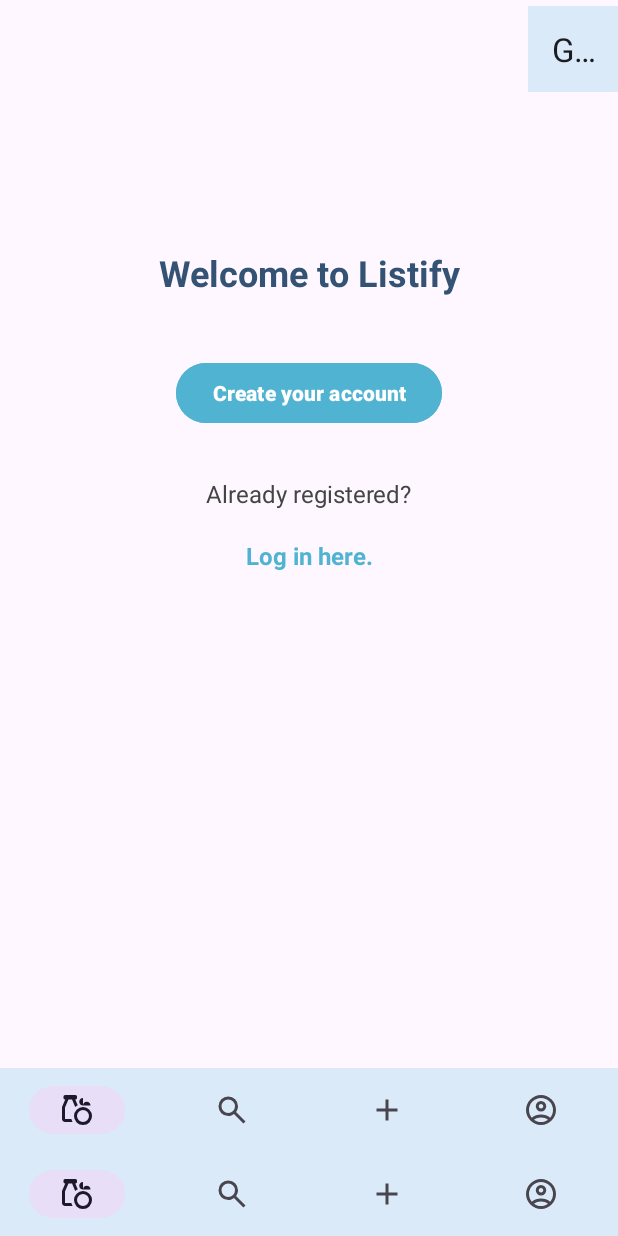
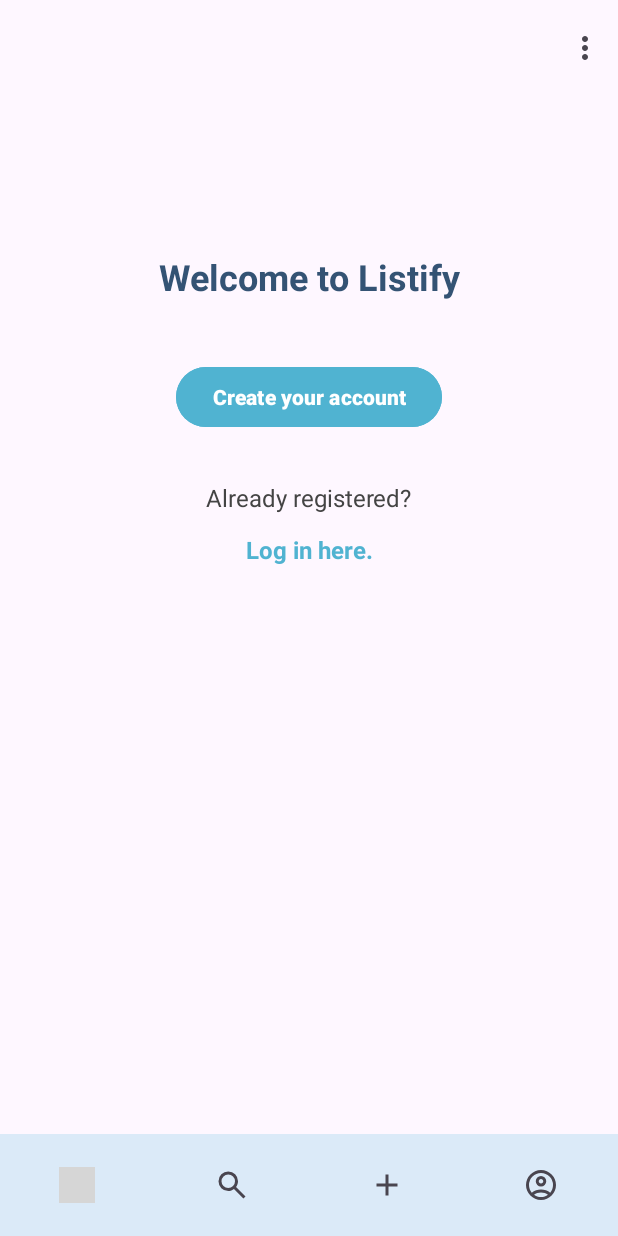
Before and after one commit to LaliNoni/GrocerylistApp, an Android app: the screen it shows after launch (MainActivity), on a phone screen of 412 x 824 dp. Run offline under Robolectric (Android 15) with nearby library versions, the phone set to English and light mode, and no system bars; grey boxes are pictures that could not be loaded.

Commit message:
meantime app

```diff
--- a/app/src/main/java/com/example/grocerylistapp/HomePageFragment.kt
+++ b/app/src/main/java/com/example/grocerylistapp/HomePageFragment.kt
@@ -7,7 +7,6 @@
 import android.widget.Button
 import android.widget.TextView
 import androidx.fragment.app.Fragment
-import com.google.android.material.bottomnavigation.BottomNavigationView
 
 class HomePageFragment : Fragment() {
 
@@ -15,16 +14,28 @@
         inflater: LayoutInflater, container: ViewGroup?,
         savedInstanceState: Bundle?
     ): View? {
-        // Inflate the layout for this fragment
         return inflater.inflate(R.layout.fragment_home_page, container, false)
     }
 
     override fun onViewCreated(view: View, savedInstanceState: Bundle?) {
         super.onViewCreated(view, savedInstanceState)
 
-        val bottomNavigationView = view.findViewById<BottomNavigationView>(R.id.bottom_navigation)
         val createAccountButton = view.findViewById<Button>(R.id.create_account_button)
         val loginTextView = view.findViewById<TextView>(R.id.text_login)
 
+        createAccountButton.setOnClickListener {
+            parentFragmentManager.beginTransaction()
+                .replace(R.id.fragment_container, RegisterFragment())
+                .addToBackStack(null)
+                .commit()
+        }
+
+        loginTextView.setOnClickListener {
+            parentFragmentManager.beginTransaction()
+                .replace(R.id.fragment_container, LogInFragment())
+                .addToBackStack(null)
+                .commit()
+        }
+
     }
 }
--- a/app/src/main/java/com/example/grocerylistapp/MainActivity.kt
+++ b/app/src/main/java/com/example/grocerylistapp/MainActivity.kt
@@ -1,6 +1,8 @@
 package com.example.grocerylistapp
 
 import android.os.Bundle
+import android.view.Menu
+import android.view.MenuItem
 import androidx.appcompat.app.AppCompatActivity
 import androidx.appcompat.widget.Toolbar
 import com.google.android.material.bottomnavigation.BottomNavigationView
@@ -15,21 +17,28 @@
 
         val toolbar = findViewById<Toolbar>(R.id.toolbar)
         setSupportActionBar(toolbar)
+        supportActionBar?.setDisplayShowTitleEnabled(false)
 
         bottomNavigationView = findViewById(R.id.bottom_navigation)
+
+        bottomNavigationView.menu.setGroupCheckable(0, false, true)
 
         supportFragmentManager.beginTransaction()
             .replace(R.id.fragment_container, HomePageFragment())
             .commit()
 
         bottomNavigationView.setOnItemSelectedListener { item ->
-           val selectedFragment = when(item.itemId) {
-               R.id.nav_grocery -> Grocery_lists_Fragment()
-               R.id.nav_search -> SearchFragment()
-               R.id.nav_add -> Add_list_Fragment()
-               R.id.nav_profile -> ProfileFragment()
-               else -> null
+
+            bottomNavigationView.menu.setGroupCheckable(0, true, true)
+
+            val selectedFragment = when (item.itemId) {
+                R.id.nav_grocery -> Grocery_lists_Fragment()
+                R.id.nav_search -> SearchFragment()
+                R.id.nav_add -> Add_list_Fragment()
+                R.id.nav_profile -> ProfileFragment()
+                else -> null
             }
+
             selectedFragment?.let {
                 supportFragmentManager.beginTransaction()
                     .replace(R.id.fragment_container, it)
@@ -38,6 +47,7 @@
             } ?: false
         }
     }
+
 
     override fun onCreateOptionsMenu(menu: Menu?): Boolean {
         menuInflater.inflate(R.menu.top_app_bar_menu, menu)
--- a/app/src/main/res/drawable/ic_grocery.xml
+++ /dev/null
@@ -1,9 +0,0 @@
-<vector xmlns:android="http://schemas.android.com/apk/res/android"
-    android:width="24dp"
-    android:height="24dp"
-    android:viewportWidth="960"
-    android:viewportHeight="960">
-  <path
-      android:pathData="M640,880q-100,0 -170,-70t-70,-170q0,-100 70,-170t170,-70q100,0 170,70t70,170q0,100 -70,170T640,880ZM640,800q66,0 113,-47t47,-113q0,-66 -47,-113t-113,-47q-66,0 -113,47t-47,113q0,66 47,113t113,47ZM160,800q-33,0 -56.5,-23.5T80,720v-304q0,-8 1.5,-16t4.5,-16l80,-184h-6q-17,0 -28.5,-11.5T120,160v-40q0,-17 11.5,-28.5T160,80h280q17,0 28.5,11.5T480,120v40q0,17 -11.5,28.5T440,200h-6l66,152q-19,10 -36,21t-32,25l-84,-198h-96l-92,216v304h170q5,21 13.5,41.5T364,800L160,800ZM640,360q-42,0 -71,-29t-29,-71q0,-42 29,-71t71,-29v200q0,-42 29,-71t71,-29q42,0 71,29t29,71L640,360Z"
-      android:fillColor="#345374"/>
-</vector>
--- a/app/src/main/res/layout/activity_main.xml
+++ b/app/src/main/res/layout/activity_main.xml
@@ -10,15 +10,14 @@
 
     <androidx.appcompat.widget.Toolbar
         android:id="@+id/toolbar"
-        android:layout_width="60dp"
-        android:layout_height="57dp"
-        android:layout_marginTop="4dp"
-        android:background="#DBEAF8"
-        android:titleTextColor="#FFFFFF"
-        app:layout_constraintEnd_toEndOf="parent"
-        app:layout_constraintHorizontal_bias="1.0"
+        android:layout_width="match_parent"
+        android:layout_height="?attr/actionBarSize"
+        android:background="@android:color/transparent"
+        app:title=""
+        app:popupTheme="@style/ThemeOverlay.Material3.Light"
+        app:layout_constraintTop_toTopOf="parent"
         app:layout_constraintStart_toStartOf="parent"
-        app:layout_constraintTop_toTopOf="parent" />
+        app:layout_constraintEnd_toEndOf="parent" />
 
     <FrameLayout
         android:id="@+id/fragment_container"
@@ -31,10 +30,13 @@
 
     <com.google.android.material.bottomnavigation.BottomNavigationView
         android:id="@+id/bottom_navigation"
-        android:layout_width="0dp"
-        android:layout_height="56dp"
+        android:layout_width="match_parent"
+        android:layout_height="68dp"
         android:background="#DBEAF8"
         app:labelVisibilityMode="unlabeled"
+        app:itemRippleColor="@android:color/transparent"
+        app:itemActiveIndicatorStyle="@null"
+        app:itemIconSize="24dp"
         app:layout_constraintBottom_toBottomOf="parent"
         app:layout_constraintEnd_toEndOf="parent"
         app:layout_constraintStart_toStartOf="parent"
--- a/app/src/main/res/layout/fragment_home_page.xml
+++ b/app/src/main/res/layout/fragment_home_page.xml
@@ -59,21 +59,9 @@
         android:textColor="#50B3D1"
         android:textSize="16sp"
         android:textStyle="bold"
-        app:layout_constraintBottom_toTopOf="@id/bottom_navigation"
         app:layout_constraintEnd_toEndOf="parent"
         app:layout_constraintStart_toStartOf="parent"
         app:layout_constraintTop_toBottomOf="@id/text_register"
         app:layout_constraintVertical_bias="0.02" />
 
-    <com.google.android.material.bottomnavigation.BottomNavigationView
-        android:id="@+id/bottom_navigation"
-        android:layout_width="00dp"
-        android:layout_height="56dp"
-        android:background="#DBEAF8"
-        app:labelVisibilityMode="unlabeled"
-        app:layout_constraintBottom_toBottomOf="parent"
-        app:layout_constraintEnd_toEndOf="parent"
-        app:layout_constraintStart_toStartOf="parent"
-        app:menu="@menu/bottom_nav_menu" />
-
 </androidx.constraintlayout.widget.ConstraintLayout>
--- a/app/src/main/res/layout/fragment_register.xml
+++ b/app/src/main/res/layout/fragment_register.xml
@@ -25,6 +25,7 @@
         android:id="@+id/Name_Regist"
         android:layout_width="0dp"
         android:layout_height="wrap_content"
+        android:minHeight="48dp"
         android:layout_marginHorizontal="32dp"
         android:layout_marginTop="24dp"
         android:hint="@string/name_hint"
@@ -37,6 +38,7 @@
         android:id="@+id/Email_regist"
         android:layout_width="0dp"
         android:layout_height="wrap_content"
+        android:minHeight="48dp"
         android:layout_marginHorizontal="32dp"
         android:layout_marginTop="16dp"
         android:hint="@string/email_hint"
@@ -49,6 +51,7 @@
         android:id="@+id/Password_regist"
         android:layout_width="0dp"
         android:layout_height="wrap_content"
+        android:minHeight="48dp"
         android:layout_marginHorizontal="32dp"
         android:layout_marginTop="16dp"
         android:hint="@string/password_hint"
@@ -61,6 +64,7 @@
         android:id="@+id/BirthDate_regist"
         android:layout_width="0dp"
         android:layout_height="wrap_content"
+        android:minHeight="48dp"
         android:layout_marginHorizontal="32dp"
         android:layout_marginTop="16dp"
         android:hint="@string/birthdate_hint"
@@ -73,6 +77,7 @@
         android:id="@+id/Sign_button"
         android:layout_width="wrap_content"
         android:layout_height="wrap_content"
+        android:minHeight="48dp"
         android:layout_marginTop="32dp"
         android:backgroundTint="#50B3D1"
         android:text="@string/sign_up_button"
--- a/app/src/main/res/values/strings.xml
+++ b/app/src/main/res/values/strings.xml
@@ -19,12 +19,16 @@
     <string name="email_hint">Email</string>
     <string name="reset_password_hint">Reset Password</string>
     <string name="cancel_button">Cancel</string>
+    <string name="reset_button">Reset</string>
 
     <string name="registration_headline">Create your Account to start</string>
     <string name="name_hint">Name</string>
     <string name="password_hint">Password</string>
     <string name="birthdate_hint">Date of Birth</string>
     <string name="sign_up_button">Sign Up</string>
-    <!-- TODO: Remove or change this placeholder text -->
+
+    <string name="forgot_password_label">Forgot your password?</string>
+    <string name="forgot_password_click_here">Click here</string>
+
     <string name="hello_blank_fragment">Hello blank fragment</string>
 </resources>
```
Also changed, not shown: app/src/main/java/com/example/grocerylistapp/LogInFragment.kt (+34 -39 lines), app/src/main/java/com/example/grocerylistapp/PasswardReset_Fragment.kt (deleted, +0 -59 lines), app/src/main/java/com/example/grocerylistapp/RegisterFragment.kt (+31 -40 lines), app/src/main/java/com/example/grocerylistapp/ResetPasswordFragment.kt (added, +62 -0 lines), app/src/main/res/layout/fragment_log_in.xml (+30 -0 lines), app/src/main/res/layout/fragment_password_reset.xml (renamed from app/src/main/res/layout/fragment_passward_reset_.xml, +15 -4 lines).
